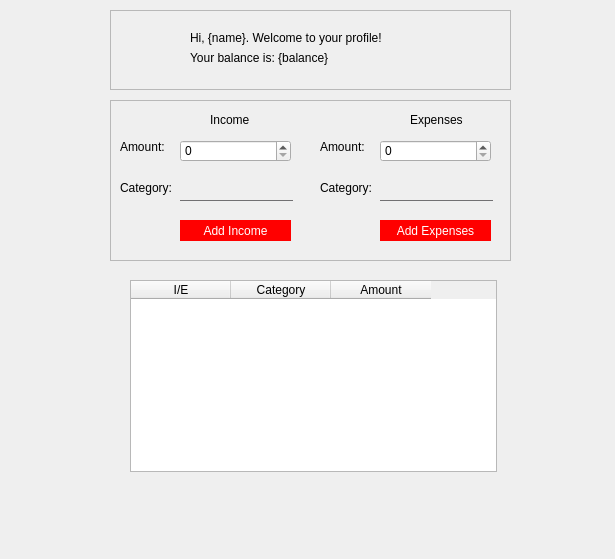
First picture: the form in mainwindow.ui, repository rafaello166/financialSystemQT, before the edit.
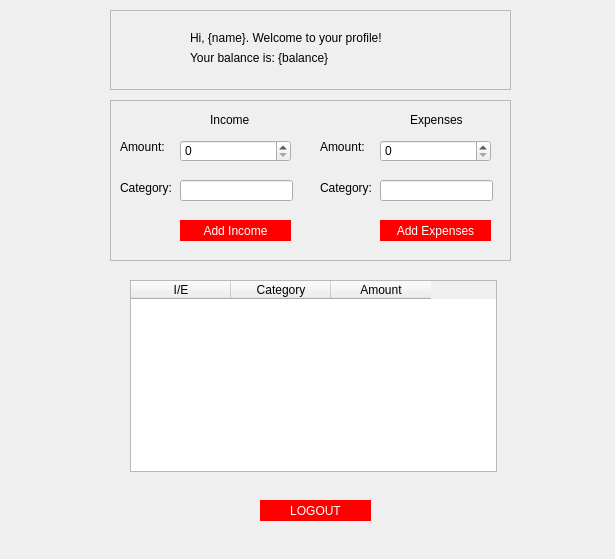
Second picture: the form after the edit.

Commit message: some gui fixes + logout button

```diff
--- a/mainwindow.ui
+++ b/mainwindow.ui
@@ -10,6 +10,18 @@
     <height>559</height>
    </rect>
   </property>
+  <property name="minimumSize">
+   <size>
+    <width>615</width>
+    <height>559</height>
+   </size>
+  </property>
+  <property name="maximumSize">
+   <size>
+    <width>615</width>
+    <height>559</height>
+   </size>
+  </property>
   <property name="windowTitle">
    <string>MainWindow</string>
   </property>
@@ -28,18 +40,6 @@
 QPushButton:hover {
 	background: green;
 	color: red;
-}
-
-QToolButton {
-	background: red;
-	border-radius: 25px;
-}
-
-QLineEdit {
-	background: transparent;
-	border: none;
-	color: #717072;
-	border-bottom: 1px solid #717072;
 }</string>
   </property>
   <widget class="QStackedWidget" name="stackedWidget">
@@ -47,8 +47,8 @@
     <rect>
      <x>0</x>
      <y>0</y>
-     <width>621</width>
-     <height>482</height>
+     <width>615</width>
+     <height>559</height>
     </rect>
    </property>
    <widget class="QWidget" name="page1" native="true">
@@ -279,6 +279,19 @@
       </property>
      </widget>
     </widget>
+    <widget class="QPushButton" name="pushButton_3">
+     <property name="geometry">
+      <rect>
+       <x>260</x>
+       <y>500</y>
+       <width>111</width>
+       <height>21</height>
+      </rect>
+     </property>
+     <property name="text">
+      <string>LOGOUT</string>
+     </property>
+    </widget>
    </widget>
   </widget>
  </widget>
```
Left out of the diff: 2 changed lines with no effect on the pictures. The commit also changes 6 other files.
